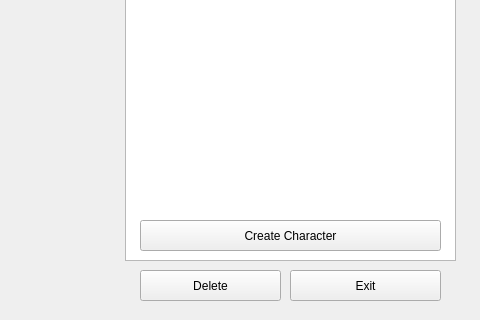
Qt form Beanfinder/Widgets/loginscreen.ui (ajrenaut/beanfinder) before a commit; both pictures show x 720 to 1200 and y 480 to 800 of the 1200 by 800 pixel window.
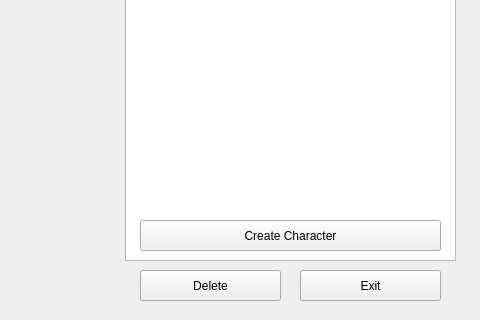
The same form after that commit.

Patch:
```diff
--- a/Beanfinder/Widgets/loginscreen.ui
+++ b/Beanfinder/Widgets/loginscreen.ui
@@ -47,9 +47,9 @@
   <widget class="QPushButton" name="exitButton">
    <property name="geometry">
     <rect>
-     <x>1010</x>
+     <x>1020</x>
      <y>750</y>
-     <width>151</width>
+     <width>141</width>
      <height>31</height>
     </rect>
    </property>
```
